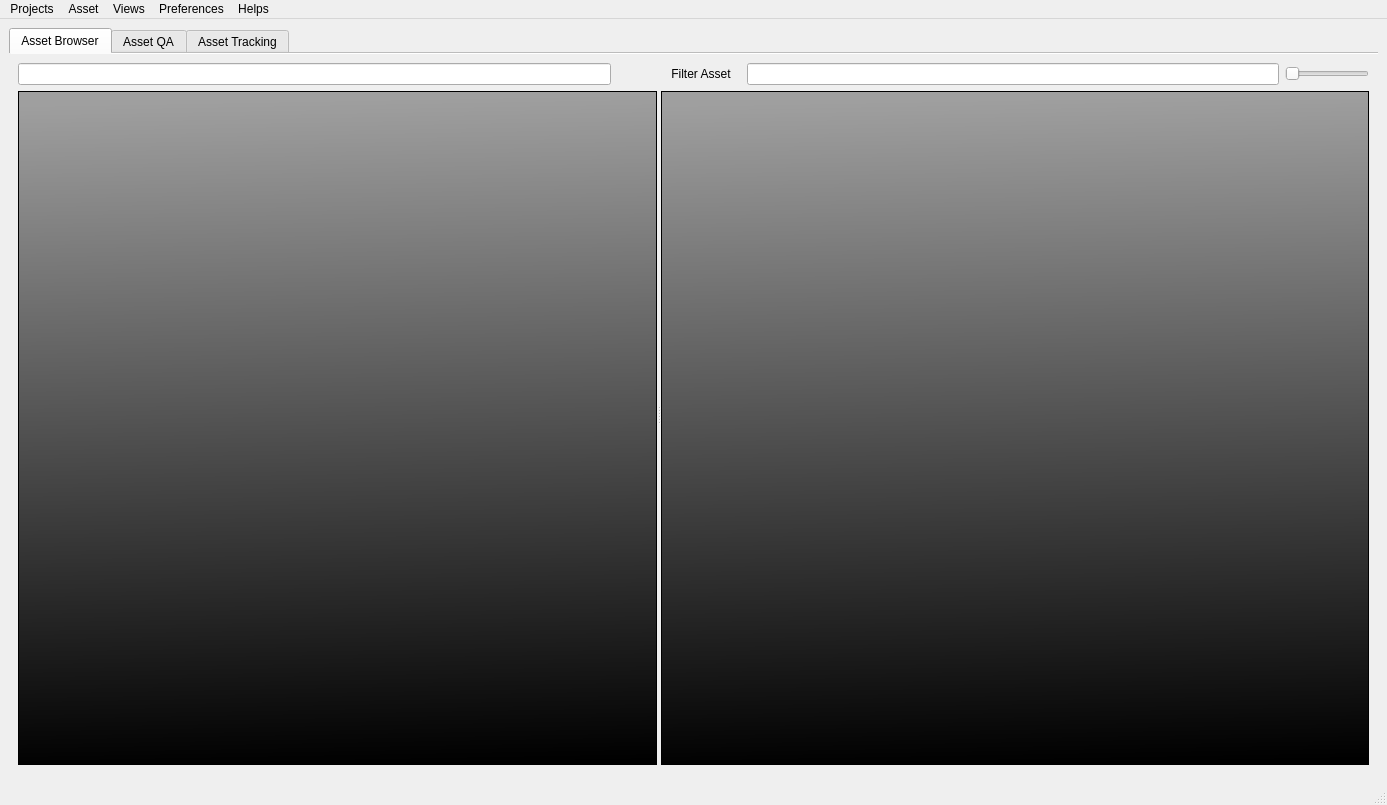
Above: src/developer/main/assetContent/widget/ui/AssetContentUI.ui from code-google-com/mayatools before the change. Below: the same form after it.
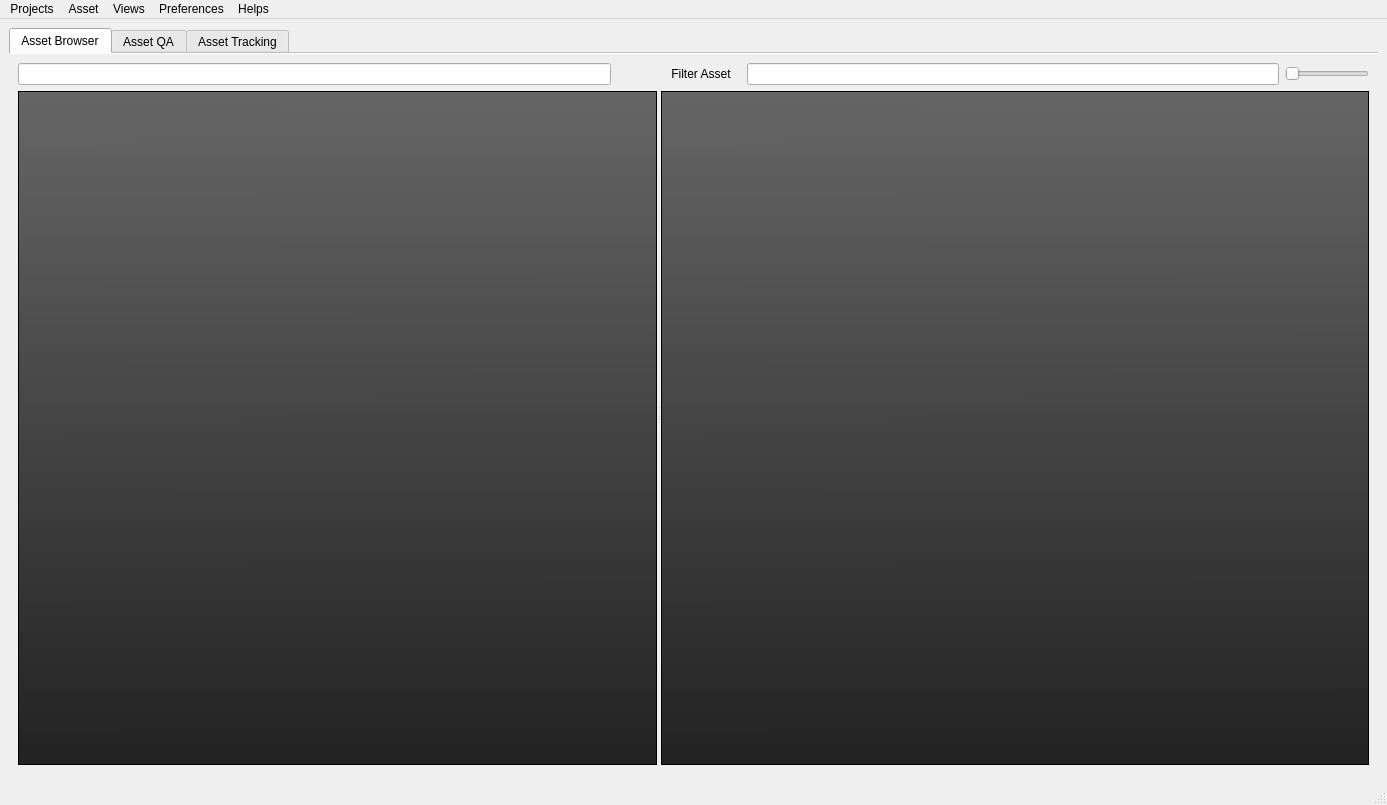
That is the form after the change. Icons and pictures are not drawn.

```diff
--- a/src/developer/main/assetContent/widget/ui/AssetContentUI.ui
+++ b/src/developer/main/assetContent/widget/ui/AssetContentUI.ui
@@ -13,6 +13,9 @@
   <property name="windowTitle">
    <string>Asset Content</string>
   </property>
+  <property name="styleSheet">
+   <string notr="true"/>
+  </property>
   <property name="documentMode">
    <bool>true</bool>
   </property>
@@ -118,19 +121,19 @@
                  </colorrole>
                  <colorrole role="Button">
                   <brush brushstyle="LinearGradientPattern">
-                   <gradient startx="0.517000000000000" starty="1.000000000000000" endx="0.498000000000000" endy="0.011000000000000" type="LinearGradient" spread="PadSpread" coordinatemode="ObjectBoundingMode">
+                   <gradient startx="0.472224000000000" starty="1.000000000000000" endx="0.468000000000000" endy="0.000000000000000" type="LinearGradient" spread="RepeatSpread" coordinatemode="ObjectBoundingMode">
                     <gradientstop position="0.000000000000000">
                      <color alpha="255">
-                      <red>0</red>
-                      <green>0</green>
-                      <blue>0</blue>
+                      <red>34</red>
+                      <green>34</green>
+                      <blue>34</blue>
                      </color>
                     </gradientstop>
                     <gradientstop position="1.000000000000000">
                      <color alpha="255">
-                      <red>159</red>
-                      <green>159</green>
-                      <blue>159</blue>
+                      <red>102</red>
+                      <green>102</green>
+                      <blue>102</blue>
                      </color>
                     </gradientstop>
                    </gradient>
@@ -201,19 +204,19 @@
                  </colorrole>
                  <colorrole role="Base">
                   <brush brushstyle="LinearGradientPattern">
-                   <gradient startx="0.517000000000000" starty="1.000000000000000" endx="0.498000000000000" endy="0.011000000000000" type="LinearGradient" spread="PadSpread" coordinatemode="ObjectBoundingMode">
+                   <gradient startx="0.472224000000000" starty="1.000000000000000" endx="0.468000000000000" endy="0.000000000000000" type="LinearGradient" spread="RepeatSpread" coordinatemode="ObjectBoundingMode">
                     <gradientstop position="0.000000000000000">
                      <color alpha="255">
-                      <red>0</red>
-                      <green>0</green>
-                      <blue>0</blue>
+                      <red>34</red>
+                      <green>34</green>
+                      <blue>34</blue>
                      </color>
                     </gradientstop>
                     <gradientstop position="1.000000000000000">
                      <color alpha="255">
-                      <red>159</red>
-                      <green>159</green>
-                      <blue>159</blue>
+                      <red>102</red>
+                      <green>102</green>
+                      <blue>102</blue>
                      </color>
                     </gradientstop>
                    </gradient>
@@ -221,19 +224,19 @@
                  </colorrole>
                  <colorrole role="Window">
                   <brush brushstyle="LinearGradientPattern">
-                   <gradient startx="0.517000000000000" starty="1.000000000000000" endx="0.498000000000000" endy="0.011000000000000" type="LinearGradient" spread="PadSpread" coordinatemode="ObjectBoundingMode">
+                   <gradient startx="0.472224000000000" starty="1.000000000000000" endx="0.468000000000000" endy="0.000000000000000" type="LinearGradient" spread="RepeatSpread" coordinatemode="ObjectBoundingMode">
                     <gradientstop position="0.000000000000000">
                      <color alpha="255">
-                      <red>0</red>
-                      <green>0</green>
-                      <blue>0</blue>
+                      <red>34</red>
+                      <green>34</green>
+                      <blue>34</blue>
                      </color>
                     </gradientstop>
                     <gradientstop position="1.000000000000000">
                      <color alpha="255">
-                      <red>159</red>
-                      <green>159</green>
-                      <blue>159</blue>
+                      <red>102</red>
+                      <green>102</green>
+                      <blue>102</blue>
                      </color>
                     </gradientstop>
                    </gradient>
@@ -288,19 +291,19 @@
                  </colorrole>
                  <colorrole role="Button">
                   <brush brushstyle="LinearGradientPattern">
-                   <gradient startx="0.517000000000000" starty="1.000000000000000" endx="0.498000000000000" endy="0.011000000000000" type="LinearGradient" spread="PadSpread" coordinatemode="ObjectBoundingMode">
+                   <gradient startx="0.472224000000000" starty="1.000000000000000" endx="0.468000000000000" endy="0.000000000000000" type="LinearGradient" spread="RepeatSpread" coordinatemode="ObjectBoundingMode">
                     <gradientstop position="0.000000000000000">
                      <color alpha="255">
-                      <red>0</red>
-                      <green>0</green>
-                      <blue>0</blue>
+                      <red>34</red>
+                      <green>34</green>
+                      <blue>34</blue>
                      </color>
                     </gradientstop>
                     <gradientstop position="1.000000000000000">
                      <color alpha="255">
-                      <red>159</red>
-                      <green>159</green>
-                      <blue>159</blue>
+                      <red>102</red>
+                      <green>102</green>
+                      <blue>102</blue>
                      </color>
                     </gradientstop>
                    </gradient>
@@ -371,19 +374,19 @@
                  </colorrole>
                  <colorrole role="Base">
                   <brush brushstyle="LinearGradientPattern">
-                   <gradient startx="0.517000000000000" starty="1.000000000000000" endx="0.498000000000000" endy="0.011000000000000" type="LinearGradient" spread="PadSpread" coordinatemode="ObjectBoundingMode">
+                   <gradient startx="0.472224000000000" starty="1.000000000000000" endx="0.468000000000000" endy="0.000000000000000" type="LinearGradient" spread="RepeatSpread" coordinatemode="ObjectBoundingMode">
                     <gradientstop position="0.000000000000000">
                      <color alpha="255">
-                      <red>0</red>
-                      <green>0</green>
-                      <blue>0</blue>
+                      <red>34</red>
+                      <green>34</green>
+                      <blue>34</blue>
                      </color>
                     </gradientstop>
                     <gradientstop position="1.000000000000000">
                      <color alpha="255">
-                      <red>159</red>
-                      <green>159</green>
-                      <blue>159</blue>
+                      <red>102</red>
+                      <green>102</green>
+                      <blue>102</blue>
                      </color>
                     </gradientstop>
                    </gradient>
@@ -391,19 +394,19 @@
                  </colorrole>
                  <colorrole role="Window">
                   <brush brushstyle="LinearGradientPattern">
-                   <gradient startx="0.517000000000000" starty="1.000000000000000" endx="0.498000000000000" endy="0.011000000000000" type="LinearGradient" spread="PadSpread" coordinatemode="ObjectBoundingMode">
+                   <gradient startx="0.472224000000000" starty="1.000000000000000" endx="0.468000000000000" endy="0.000000000000000" type="LinearGradient" spread="RepeatSpread" coordinatemode="ObjectBoundingMode">
                     <gradientstop position="0.000000000000000">
                      <color alpha="255">
-                      <red>0</red>
-                      <green>0</green>
-                      <blue>0</blue>
+                      <red>34</red>
+                      <green>34</green>
+                      <blue>34</blue>
                      </color>
                     </gradientstop>
                     <gradientstop position="1.000000000000000">
                      <color alpha="255">
-                      <red>159</red>
-                      <green>159</green>
-                      <blue>159</blue>
+                      <red>102</red>
+                      <green>102</green>
+                      <blue>102</blue>
                      </color>
                     </gradientstop>
                    </gradient>
@@ -458,19 +461,19 @@
                  </colorrole>
                  <colorrole role="Button">
                   <brush brushstyle="LinearGradientPattern">
-                   <gradient startx="0.517000000000000" starty="1.000000000000000" endx="0.498000000000000" endy="0.011000000000000" type="LinearGradient" spread="PadSpread" coordinatemode="ObjectBoundingMode">
+                   <gradient startx="0.472224000000000" starty="1.000000000000000" endx="0.468000000000000" endy="0.000000000000000" type="LinearGradient" spread="RepeatSpread" coordinatemode="ObjectBoundingMode">
                     <gradientstop position="0.000000000000000">
                      <color alpha="255">
-                      <red>0</red>
-                      <green>0</green>
-                      <blue>0</blue>
+                      <red>34</red>
+                      <green>34</green>
+                      <blue>34</blue>
                      </color>
                     </gradientstop>
                     <gradientstop position="1.000000000000000">
                      <color alpha="255">
-                      <red>159</red>
-                      <green>159</green>
-                      <blue>159</blue>
+                      <red>102</red>
+                      <green>102</green>
+                      <blue>102</blue>
                      </color>
                     </gradientstop>
                    </gradient>
@@ -541,19 +544,19 @@
                  </colorrole>
                  <colorrole role="Base">
                   <brush brushstyle="LinearGradientPattern">
-                   <gradient startx="0.517000000000000" starty="1.000000000000000" endx="0.498000000000000" endy="0.011000000000000" type="LinearGradient" spread="PadSpread" coordinatemode="ObjectBoundingMode">
+                   <gradient startx="0.472224000000000" starty="1.000000000000000" endx="0.468000000000000" endy="0.000000000000000" type="LinearGradient" spread="RepeatSpread" coordinatemode="ObjectBoundingMode">
                     <gradientstop position="0.000000000000000">
                      <color alpha="255">
-                      <red>0</red>
-                      <green>0</green>
-                      <blue>0</blue>
+                      <red>34</red>
+                      <green>34</green>
+                      <blue>34</blue>
                      </color>
                     </gradientstop>
                     <gradientstop position="1.000000000000000">
                      <color alpha="255">
-                      <red>159</red>
-                      <green>159</green>
-                      <blue>159</blue>
+                      <red>102</red>
+                      <green>102</green>
+                      <blue>102</blue>
                      </color>
                     </gradientstop>
                    </gradient>
@@ -561,19 +564,19 @@
                  </colorrole>
                  <colorrole role="Window">
                   <brush brushstyle="LinearGradientPattern">
-                   <gradient startx="0.517000000000000" starty="1.000000000000000" endx="0.498000000000000" endy="0.011000000000000" type="LinearGradient" spread="PadSpread" coordinatemode="ObjectBoundingMode">
+                   <gradient startx="0.472224000000000" starty="1.000000000000000" endx="0.468000000000000" endy="0.000000000000000" type="LinearGradient" spread="RepeatSpread" coordinatemode="ObjectBoundingMode">
                     <gradientstop position="0.000000000000000">
                      <color alpha="255">
-                      <red>0</red>
-                      <green>0</green>
-                      <blue>0</blue>
+                      <red>34</red>
+                      <green>34</green>
+                      <blue>34</blue>
                      </color>
                     </gradientstop>
                     <gradientstop position="1.000000000000000">
                      <color alpha="255">
-                      <red>159</red>
-                      <green>159</green>
-                      <blue>159</blue>
+                      <red>102</red>
+                      <green>102</green>
+                      <blue>102</blue>
                      </color>
                     </gradientstop>
                    </gradient>
@@ -629,8 +632,8 @@
                <enum>Qt::CustomContextMenu</enum>
               </property>
               <property name="styleSheet">
-               <string notr="true">
-background-color: qlineargradient(spread:pad, x1:0.517, y1:1, x2:0.498, y2:0.011, stop:0 rgba(0, 0, 0, 255), stop:1 rgba(159, 159, 159, 255));
+               <string notr="true">background-color: qlineargradient(spread:repeat, x1:0.472224, y1:1, x2:0.468, y2:0, stop:0 rgba(34, 34, 34, 255), stop:1 rgba(102, 102, 102, 255));
+
 color: rgb(255, 255, 255);
 background-image: url(:/images/strip.png);</string>
               </property>
@@ -750,7 +753,8 @@
                <bool>true</bool>
               </property>
               <property name="styleSheet">
-               <string notr="true">background-color: qlineargradient(spread:pad, x1:0.517, y1:1, x2:0.498, y2:0.011, stop:0 rgba(0, 0, 0, 255), stop:1 rgba(159, 159, 159, 255));
+               <string notr="true">background-color: qlineargradient(spread:repeat, x1:0.472224, y1:1, x2:0.468, y2:0, stop:0 rgba(34, 34, 34, 255), stop:1 rgba(102, 102, 102, 255));
+
 color: rgb(255, 255, 255);
 background-image: url(:/images/strip.png);</string>
               </property>
```
